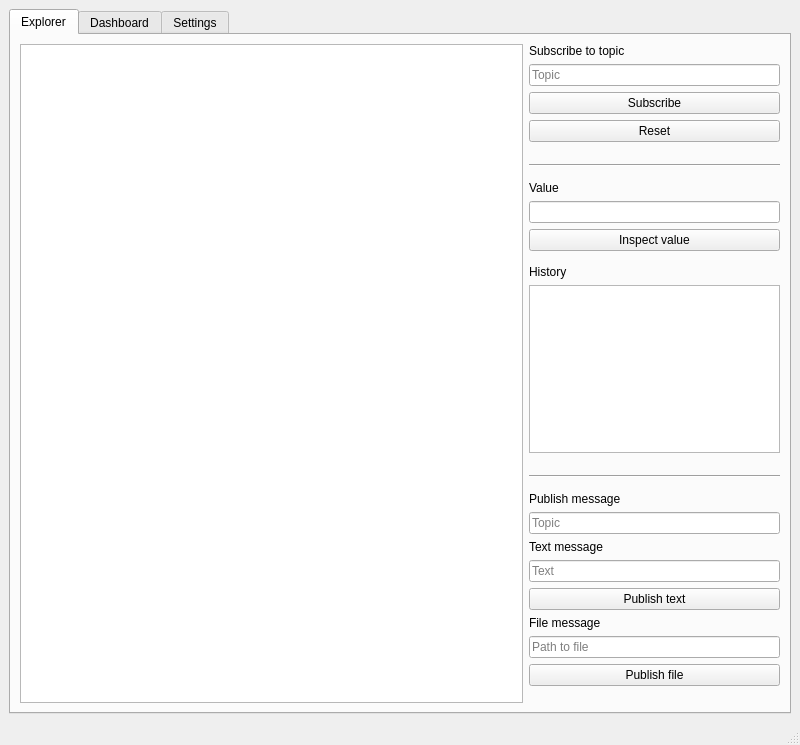
The window that mainwindow.ui (petak5/ICP) describes before a commit, drawn with Qt 5.
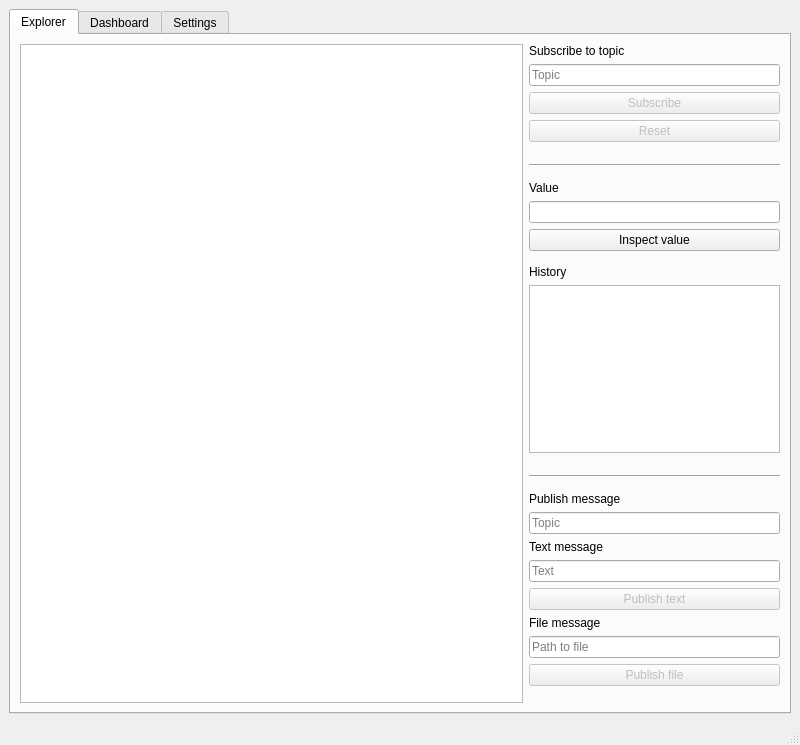
The same window after the commit.

Commit message: Disable some buttons when disconnected from server

```diff
--- a/mainwindow.ui
+++ b/mainwindow.ui
@@ -66,6 +66,9 @@
             </item>
             <item>
              <widget class="QPushButton" name="subscribeButton">
+              <property name="enabled">
+               <bool>false</bool>
+              </property>
               <property name="text">
                <string>Subscribe</string>
               </property>
@@ -73,6 +76,9 @@
             </item>
             <item>
              <widget class="QPushButton" name="subscribeResetButton">
+              <property name="enabled">
+               <bool>false</bool>
+              </property>
               <property name="text">
                <string>Reset</string>
               </property>
@@ -236,6 +242,9 @@
             </item>
             <item>
              <widget class="QPushButton" name="publishTextButton">
+              <property name="enabled">
+               <bool>false</bool>
+              </property>
               <property name="text">
                <string>Publish text</string>
               </property>
@@ -260,6 +269,9 @@
             </item>
             <item>
              <widget class="QPushButton" name="publishFileButton">
+              <property name="enabled">
+               <bool>false</bool>
+              </property>
               <property name="text">
                <string>Publish file</string>
               </property>
```
The commit also changes 1 other file.
